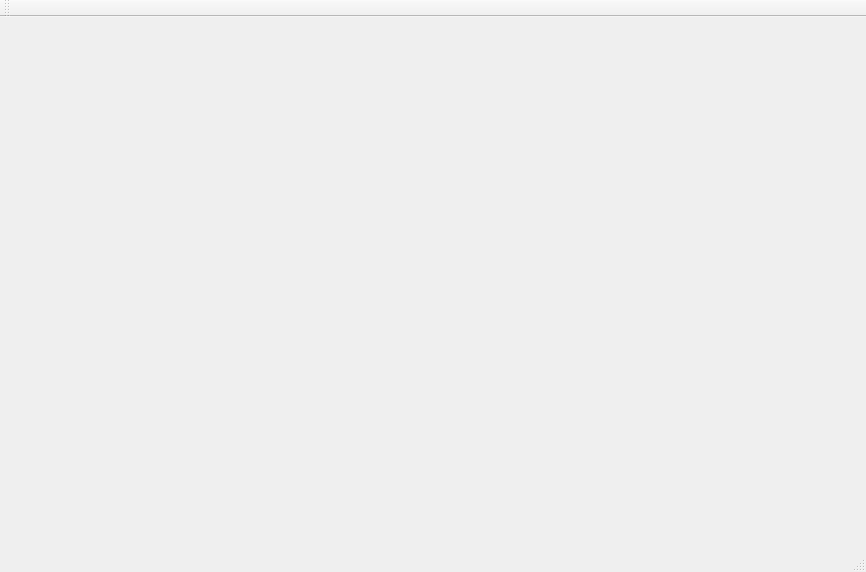
Before: the Qt Designer form src/project/plottest/GUI/mainwindow.ui in EdXian/sis-2017-project, drawn with Qt 5.
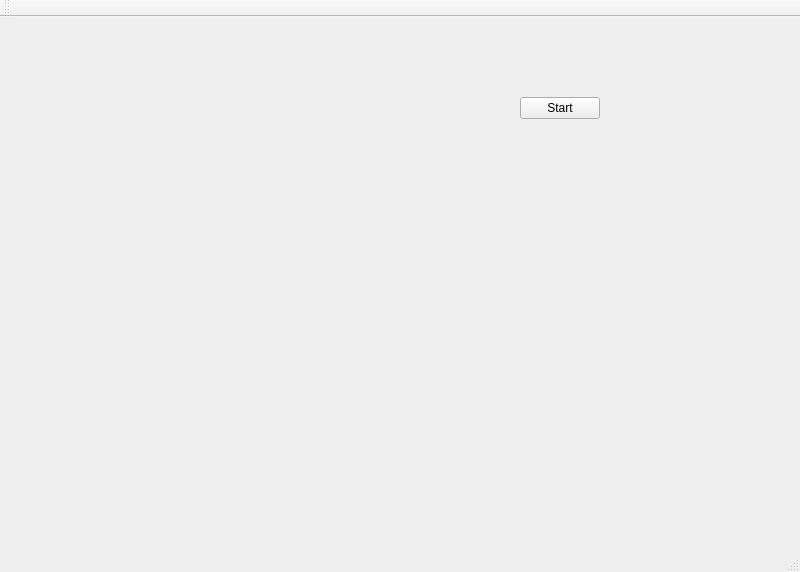
After: the same form once the commit is applied. Custom widgets are drawn as their Qt base class.

What changed in the file:
```diff
--- a/src/project/plottest/GUI/mainwindow.ui
+++ b/src/project/plottest/GUI/mainwindow.ui
@@ -6,7 +6,7 @@
    <rect>
     <x>0</x>
     <y>0</y>
-    <width>866</width>
+    <width>800</width>
     <height>572</height>
    </rect>
   </property>
@@ -24,6 +24,19 @@
      </rect>
     </property>
    </widget>
+   <widget class="QPushButton" name="pushButton">
+    <property name="geometry">
+     <rect>
+      <x>520</x>
+      <y>80</y>
+      <width>80</width>
+      <height>22</height>
+     </rect>
+    </property>
+    <property name="text">
+     <string>Start</string>
+    </property>
+   </widget>
   </widget>
   <widget class="QMenuBar" name="menuBar">
    <property name="geometry">
```
Left out of the diff: 2 changed lines with no effect on the pictures.
